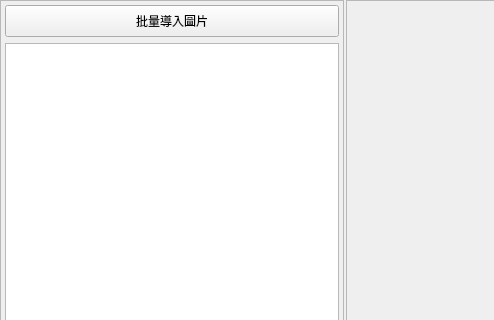
Above: ui/components/gallery.ui from HuangNO1/stellar-neo before the change; both pictures show x 0 to 494 and y 0 to 320 of the 1024 by 768 pixel window. Below: the same form after it.
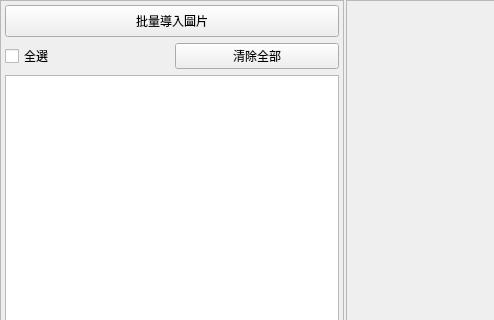
That is the form after the change. Custom widgets are drawn as their Qt base class.

Commit message: 圖片列表管理新增功能按鈕

The edit to the form file:
```diff
--- a/ui/components/gallery.ui
+++ b/ui/components/gallery.ui
@@ -76,6 +76,24 @@
          </property>
         </widget>
        </item>
+       <item>
+        <layout class="QHBoxLayout" name="horizontalLayout">
+         <item>
+          <widget class="CheckBox" name="checkBox">
+           <property name="text">
+            <string>全選</string>
+           </property>
+          </widget>
+         </item>
+         <item>
+          <widget class="PushButton" name="pushButton">
+           <property name="text">
+            <string>清除全部</string>
+           </property>
+          </widget>
+         </item>
+        </layout>
+       </item>
        <item>
         <widget class="ListWidget" name="image_list"/>
        </item>
@@ -152,6 +170,16 @@
    <extends>QListWidget</extends>
    <header>qfluentwidgets</header>
   </customwidget>
+  <customwidget>
+   <class>CheckBox</class>
+   <extends>QCheckBox</extends>
+   <header>qfluentwidgets</header>
+  </customwidget>
+  <customwidget>
+   <class>PushButton</class>
+   <extends>QPushButton</extends>
+   <header>qfluentwidgets</header>
+  </customwidget>
  </customwidgets>
  <resources/>
  <connections/>
```
The commit also changes 1 other file.
